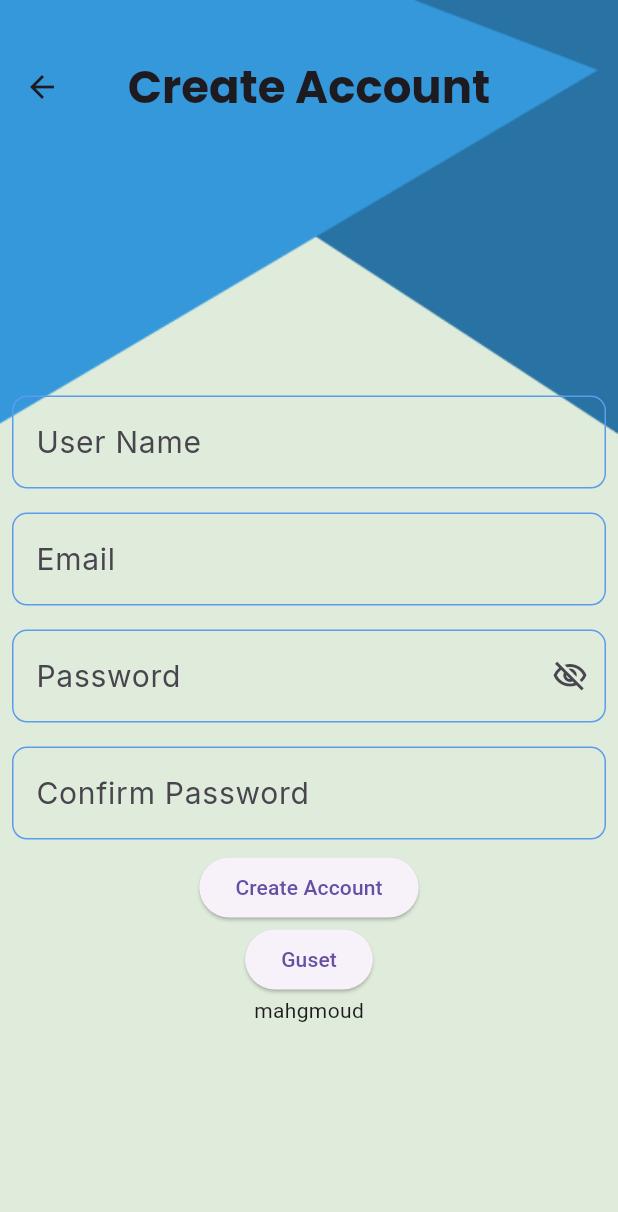
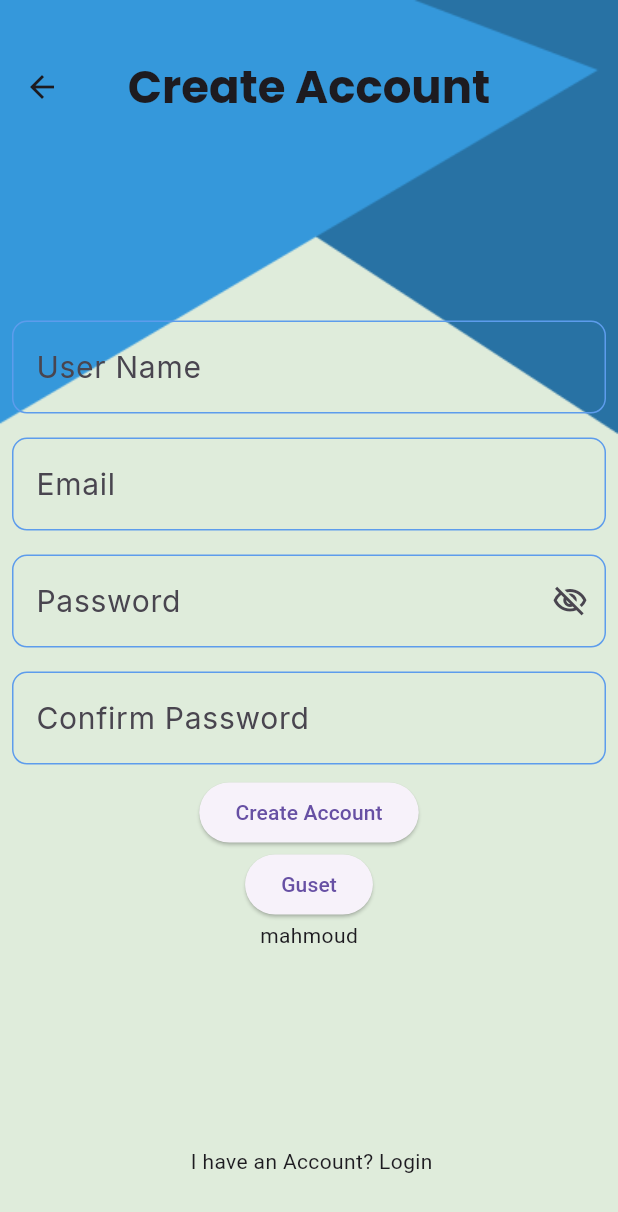
Before and after one commit to MahmouudMohamed/to_do_app, a Flutter app: the RegisterScreen screen opened by its route, on a phone screen of 412 x 824 dp. Shown: the top 1212 px of the screen. Run offline on Flutter 3.47's test engine with Material 3 defaults, Android fonts, the phone set to English and light mode, and no system bars; our stand-ins replace cloud_firestore, easy_date_timeline, easy_localization, firebase_core, flutter_slidable, google_fonts and 1 more; accounts and stored records are empty; generated files the repository leaves out were written again.

Commit message:
add edit

```diff
--- a/lib/Auth/register.dart
+++ b/lib/Auth/register.dart
@@ -33,29 +33,29 @@ class _RegisterScreenState extends State<RegisterScreen> {
       width: double.infinity,
       decoration: BoxDecoration(
           color: AppColor.backgroundColorLight,
-          image: DecorationImage(
+          image: const DecorationImage(
               image: AssetImage("assets/images/bg.png"), fit: BoxFit.fill)),
       child: Scaffold(
-        // resizeToAvoidBottomInset: false,
-        // bottomNavigationBar: InkWell(
-        //   overlayColor: WidgetStateColor.transparent,
-        //   onTap: () {
-        //     Navigator.pushNamed(context, LoginScreen.routeName);
-        //   },
-        //   child: Padding(
-        //     padding: const EdgeInsets.all(40.0),
-        //     child: Text.rich(
-        //         textAlign: TextAlign.center,
-        //         TextSpan(children: [
-        //           TextSpan(
-        //             text: " I have an Account?",
-        //           ),
-        //           TextSpan(
-        //             text: " Login",
-        //           ),
-        //         ])),
-        //   ),
-        // ),
+        resizeToAvoidBottomInset: false,
+        bottomNavigationBar: InkWell(
+          overlayColor: WidgetStateColor.transparent,
+          onTap: () {
+            Navigator.pushNamed(context, LoginScreen.routeName);
+          },
+          child: const Padding(
+            padding: EdgeInsets.all(40.0),
+            child:Text.rich(
+                textAlign: TextAlign.center,
+                TextSpan(children: [
+                  TextSpan(
+                    text: " I have an Account?",
+                  ),
+                  TextSpan(
+                    text: " Login",
+                  ),
+                ])),
+          ),
+        ),
         backgroundColor: Colors.transparent,
         appBar: AppBar(
           title: Text("Create Account"),
@@ -88,7 +88,7 @@ class _RegisterScreenState extends State<RegisterScreen> {
                         return "Please Enter Your Email";
                       }
                       final bool emailValid = RegExp(
-                              r"^[a-zA-Z0-9.a-zA-Z0-9.!#$%&'*+-/=?^_`{|}~]+@gmail+\.com+")
+                              r"^[a-zA-Z0-9.a-zA-Z0-9!#$%&'*+-/=?^_`{|}~]+@gmail+\.com+")
                           .hasMatch(value);
                       if (!emailValid) {
                         return "EX:example@gmail.com";
@@ -144,7 +144,7 @@ class _RegisterScreenState extends State<RegisterScreen> {
                     child: Text("Guset"),
                   ),
 
-                  Text("mahgmoud")
+                  const Text("mahmoud")
                 ],
               ),
             ),
--- a/lib/Providers/get_date.dart
+++ b/lib/Providers/get_date.dart
@@ -14,13 +14,14 @@ class GetDate extends ChangeNotifier {
         context: context,
         firstDate: DateTime.now(),
         initialDate: selectDate,
-        lastDate: DateTime.now().add(Duration(
+        lastDate: DateTime.now().add(const Duration(
           days: 10000,
         )));
     if (date != null) {
       selectDate = date;
       notifyListeners();
     }
+    return null;
   }
   addCheckTask() {
     TaskModel model = TaskModel(
--- a/lib/main.dart
+++ b/lib/main.dart
@@ -50,7 +50,7 @@ class MyApp extends StatelessWidget {
       themeMode: provider.mode,
       theme: MyThemeData.lightTheme,
       darkTheme: MyThemeData.darkTheme,
-      initialRoute: HomeScreen.routeName,
+      initialRoute: RegisterScreen.routeName,
       routes: {
         HomeScreen.routeName: (context) => HomeScreen(),
         EditTask.routeName: (context) => EditTask(),
```
Also changed, not shown: lib/Auth/login.dart (+4 -4 lines).
